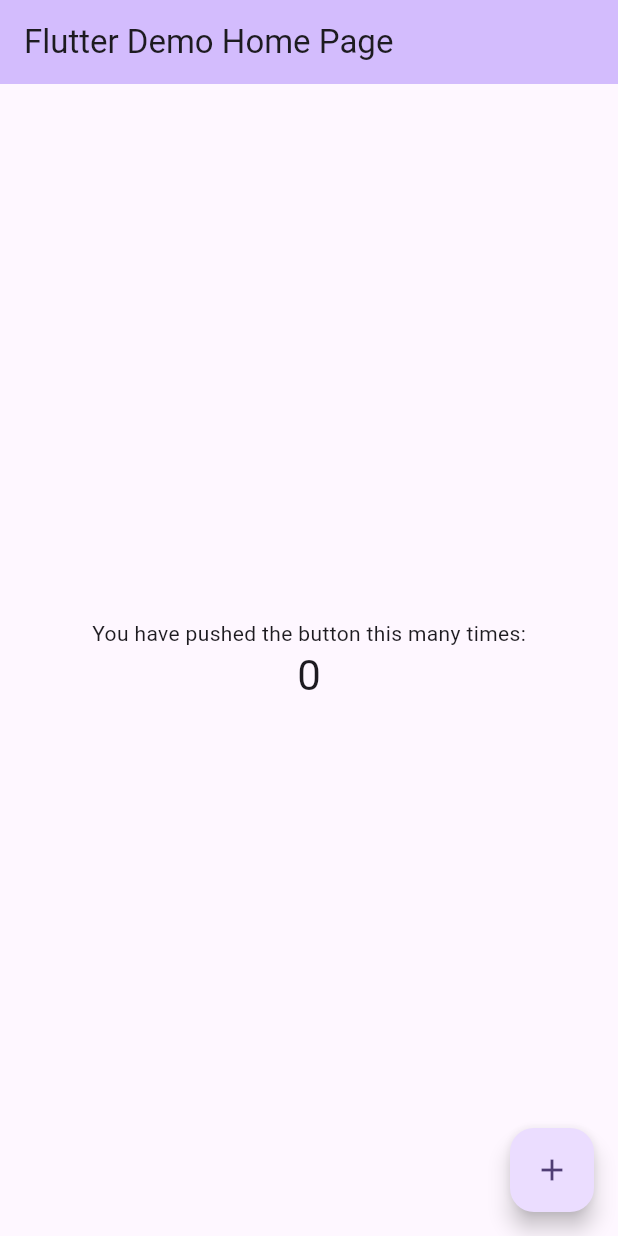
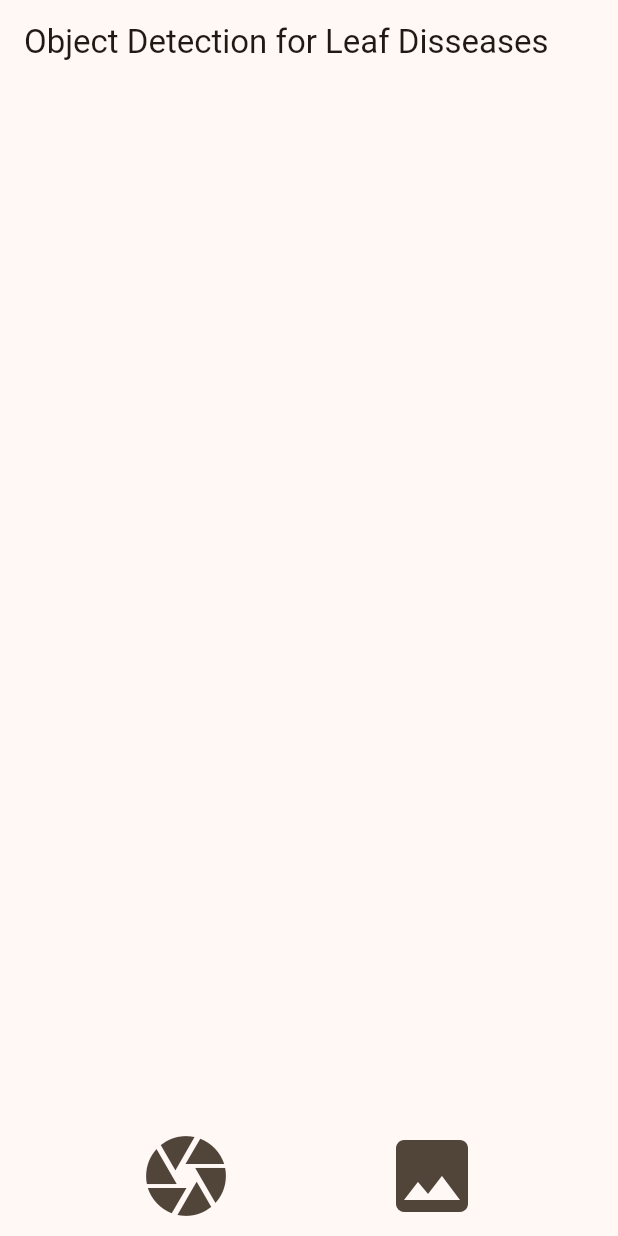
Before and after one commit to laurencetroyv/object_detection, a Flutter app: the screen it shows after launch, on a phone screen of 412 x 824 dp. Run offline on Flutter 3.47's test engine with Material 3 defaults, Android fonts, the phone set to English and light mode, and no system bars; our stand-ins replace image_picker; missing offline and left inert: tflite_flutter.

Commit message:
push all

```diff
--- /dev/null
+++ b/assets/model/labelmap.txt
@@ -0,0 +1,3 @@
+Anthracnose
+Rust
+Leaf Spot
--- a/lib/main.dart
+++ b/lib/main.dart
@@ -1,125 +1,106 @@
+import 'dart:io' show Platform;
+import 'dart:typed_data';
+
 import 'package:flutter/material.dart';
 
-void main() {
-  runApp(const MyApp());
-}
+import 'package:image_picker/image_picker.dart';
+
+import 'package:object_detection/object_detection.dart';
+
+void main() => runApp(const MyApp());
 
 class MyApp extends StatelessWidget {
   const MyApp({super.key});
 
-  // This widget is the root of your application.
   @override
   Widget build(BuildContext context) {
     return MaterialApp(
-      title: 'Flutter Demo',
       theme: ThemeData(
-        // This is the theme of your application.
-        //
-        // TRY THIS: Try running your application with "flutter run". You'll see
-        // the application has a purple toolbar. Then, without quitting the app,
-        // try changing the seedColor in the colorScheme below to Colors.green
-        // and then invoke "hot reload" (save your changes or press the "hot
-        // reload" button in a Flutter-supported IDE, or press "r" if you used
-        // the command line to start the app).
-        //
-        // Notice that the counter didn't reset back to zero; the application
-        // state is not lost during the reload. To reset the state, use hot
-        // restart instead.
-        //
-        // This works for code too, not just values: Most code changes can be
-        // tested with just a hot reload.
-        colorScheme: ColorScheme.fromSeed(seedColor: Colors.deepPurple),
         useMaterial3: true,
+        colorScheme: ColorScheme.fromSeed(
+          seedColor: Colors.orange,
+        ),
       ),
-      home: const MyHomePage(title: 'Flutter Demo Home Page'),
+      home: const MyHome(),
     );
   }
 }
 
-class MyHomePage extends StatefulWidget {
-  const MyHomePage({super.key, required this.title});
-
-  // This widget is the home page of your application. It is stateful, meaning
-  // that it has a State object (defined below) that contains fields that affect
-  // how it looks.
-
-  // This class is the configuration for the state. It holds the values (in this
-  // case the title) provided by the parent (in this case the App widget) and
-  // used by the build method of the State. Fields in a Widget subclass are
-  // always marked "final".
-
-  final String title;
+class MyHome extends StatefulWidget {
+  const MyHome({super.key});
 
   @override
-  State<MyHomePage> createState() => _MyHomePageState();
+  State<MyHome> createState() => _MyHomeState();
 }
 
-class _MyHomePageState extends State<MyHomePage> {
-  int _counter = 0;
+class _MyHomeState extends State<MyHome> {
+  final imagePicker = ImagePicker();
 
-  void _incrementCounter() {
-    setState(() {
-      // This call to setState tells the Flutter framework that something has
-      // changed in this State, which causes it to rerun the build method below
-      // so that the display can reflect the updated values. If we changed
-      // _counter without calling setState(), then the build method would not be
-      // called again, and so nothing would appear to happen.
-      _counter++;
-    });
+  ObjectDetection? objectDetection;
+
+  Uint8List? image;
+
+  @override
+  void initState() {
+    super.initState();
+    objectDetection = ObjectDetection();
   }
 
   @override
   Widget build(BuildContext context) {
-    // This method is rerun every time setState is called, for instance as done
-    // by the _incrementCounter method above.
-    //
-    // The Flutter framework has been optimized to make rerunning build methods
-    // fast, so that you can just rebuild anything that needs updating rather
-    // than having to individually change instances of widgets.
     return Scaffold(
       appBar: AppBar(
-        // TRY THIS: Try changing the color here to a specific color (to
-        // Colors.amber, perhaps?) and trigger a hot reload to see the AppBar
-        // change color while the other colors stay the same.
-        backgroundColor: Theme.of(context).colorScheme.inversePrimary,
-        // Here we take the value from the MyHomePage object that was created by
-        // the App.build method, and use it to set our appbar title.
-        title: Text(widget.title),
+        title: const Text('Object Detection for Leaf Disseases'),
       ),
-      body: Center(
-        // Center is a layout widget. It takes a single child and positions it
-        // in the middle of the parent.
+      body: SafeArea(
         child: Column(
-          // Column is also a layout widget. It takes a list of children and
-          // arranges them vertically. By default, it sizes itself to fit its
-          // children horizontally, and tries to be as tall as its parent.
-          //
-          // Column has various properties to control how it sizes itself and
-          // how it positions its children. Here we use mainAxisAlignment to
-          // center the children vertically; the main axis here is the vertical
-          // axis because Columns are vertical (the cross axis would be
-          // horizontal).
-          //
-          // TRY THIS: Invoke "debug painting" (choose the "Toggle Debug Paint"
-          // action in the IDE, or press "p" in the console), to see the
-          // wireframe for each widget.
-          mainAxisAlignment: MainAxisAlignment.center,
           children: <Widget>[
-            const Text(
-              'You have pushed the button this many times:',
+            Expanded(
+              child: Center(
+                child: (image != null) ? Image.memory(image!) : Container(),
+              ),
             ),
-            Text(
-              '$_counter',
-              style: Theme.of(context).textTheme.headlineMedium,
+            SizedBox(
+              child: Row(
+                mainAxisAlignment: MainAxisAlignment.spaceEvenly,
+                children: [
+                  if (Platform.isAndroid || Platform.isIOS)
+                    IconButton(
+                      onPressed: () async {
+                        final result = await imagePicker.pickImage(
+                          source: ImageSource.camera,
+                        );
+                        if (result != null) {
+                          image = objectDetection!.analyseImage(result.path);
+                          setState(() {});
+                        }
+                      },
+                      icon: const Icon(
+                        Icons.camera,
+                        size: 64,
+                      ),
+                    ),
+                  IconButton(
+                    onPressed: () async {
+                      final result = await imagePicker.pickImage(
+                        source: ImageSource.gallery,
+                      );
+                      if (result != null) {
+                        image = objectDetection!.analyseImage(result.path);
+                        setState(() {});
+                      }
+                    },
+                    icon: const Icon(
+                      Icons.photo,
+                      size: 64,
+                    ),
+                  ),
+                ],
+              ),
             ),
           ],
         ),
       ),
-      floatingActionButton: FloatingActionButton(
-        onPressed: _incrementCounter,
-        tooltip: 'Increment',
-        child: const Icon(Icons.add),
-      ), // This trailing comma makes auto-formatting nicer for build methods.
     );
   }
 }
```
Also changed, not shown: lib/object_detection.dart (added, +155 -0 lines), pubspec.yaml (+7 -12 lines), pubspec.lock, 8 other files.
